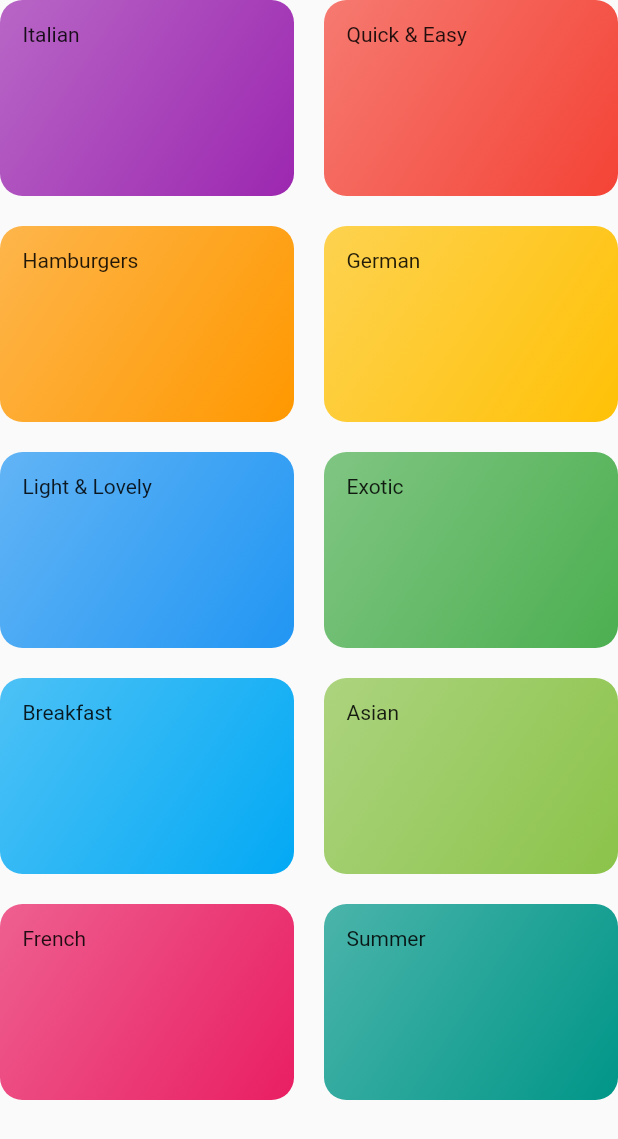
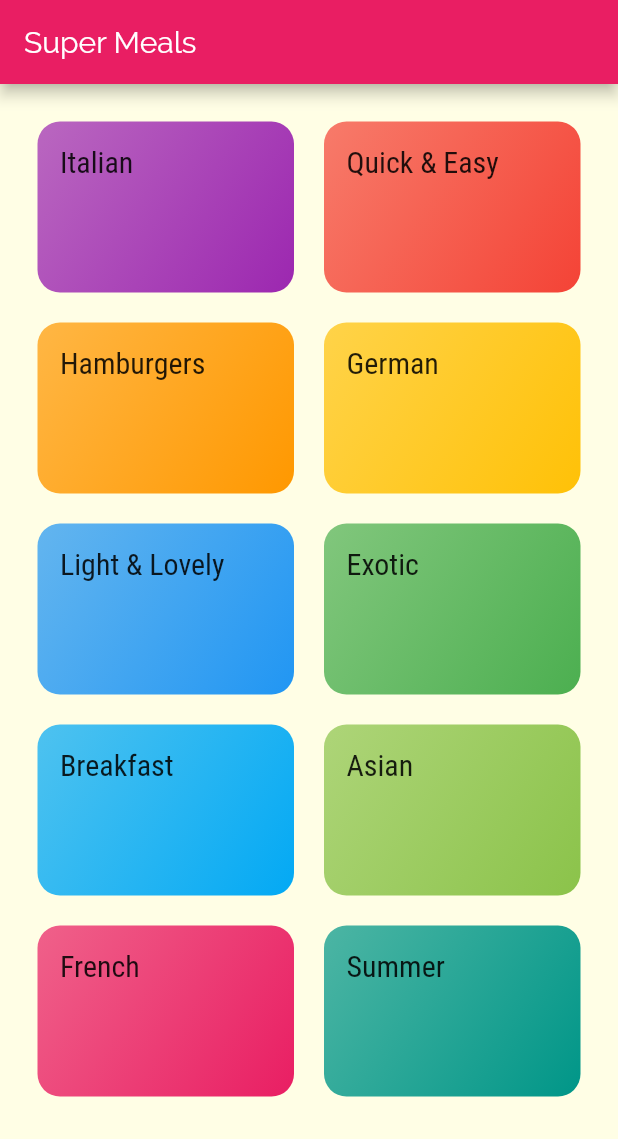
Before and after one commit to tbrams/flutter_meals, a Flutter app: the screen it shows after launch, on a phone screen of 412 x 824 dp. Shown: the top 1139 px of the screen. Run offline on Flutter 3.47's test engine with Material 2 defaults, Android fonts, the phone set to English and light mode, and no system bars.

Commit message:
Custom fonts and styling added

```diff
--- a/lib/categories_screen.dart
+++ b/lib/categories_screen.dart
@@ -7,7 +7,9 @@ class CategoriesScreen extends StatelessWidget {
   @override
   Widget build(BuildContext context) {
     return Scaffold(
+      appBar: AppBar(title: const Text('Super Meals',),),
       body: GridView(
+        padding: const EdgeInsets.all(25),
         children: DUMMY_CATEGORIES
             .map((catData) => CategoryItem(
                   catData.title,
--- a/lib/category_item.dart
+++ b/lib/category_item.dart
@@ -1,5 +1,4 @@
 import 'package:flutter/material.dart';
-
 
 class CategoryItem extends StatelessWidget {
   final String title;
@@ -11,7 +10,10 @@ class CategoryItem extends StatelessWidget {
   Widget build(BuildContext context) {
     return Container(
       padding: const EdgeInsets.all(15),
-      child: Text(title),
+      child: Text(
+        title,
+        style: Theme.of(context).textTheme.title,
+      ),
       decoration: BoxDecoration(
         gradient: LinearGradient(
           colors: [
@@ -22,7 +24,6 @@ class CategoryItem extends StatelessWidget {
           end: Alignment.bottomRight,
         ),
         borderRadius: BorderRadius.circular(15),
-
       ),
     );
   }
--- a/lib/main.dart
+++ b/lib/main.dart
@@ -10,7 +10,22 @@ class MyApp extends StatelessWidget {
     return MaterialApp(
       title: 'Super Meals',
       theme: ThemeData(
-        primarySwatch: Colors.blue,
+        primarySwatch: Colors.pink,
+        accentColor: Colors.amber,
+        canvasColor: Color.fromRGBO(255, 254, 229, 1),
+        fontFamily: 'Raleway',
+        textTheme: ThemeData.light().textTheme.copyWith(
+              body1: TextStyle(
+                color: Color.fromRGBO(20, 51, 51, 1),
+              ),
+              body2: TextStyle(
+                color: Color.fromRGBO(20, 51, 51, 1),
+              ),
+              title: TextStyle(
+                fontSize: 20,
+                fontFamily: 'RobotoCondensed',
+              ),
+            ),
       ),
       home: CategoriesScreen(),
     );
```
Also changed, not shown: pubspec.yaml (+18 -7 lines), assets/fonts/Raleway-Black.ttf (added), assets/fonts/Raleway-Bold.ttf (added), assets/fonts/Raleway-Regular.ttf (added), assets/fonts/RobotoCondensed-Bold.ttf (added), assets/fonts/RobotoCondensed-Italic.ttf (added), assets/fonts/RobotoCondensed-Light.ttf (added), assets/fonts/RobotoCondensed-Regular.ttf (added).
